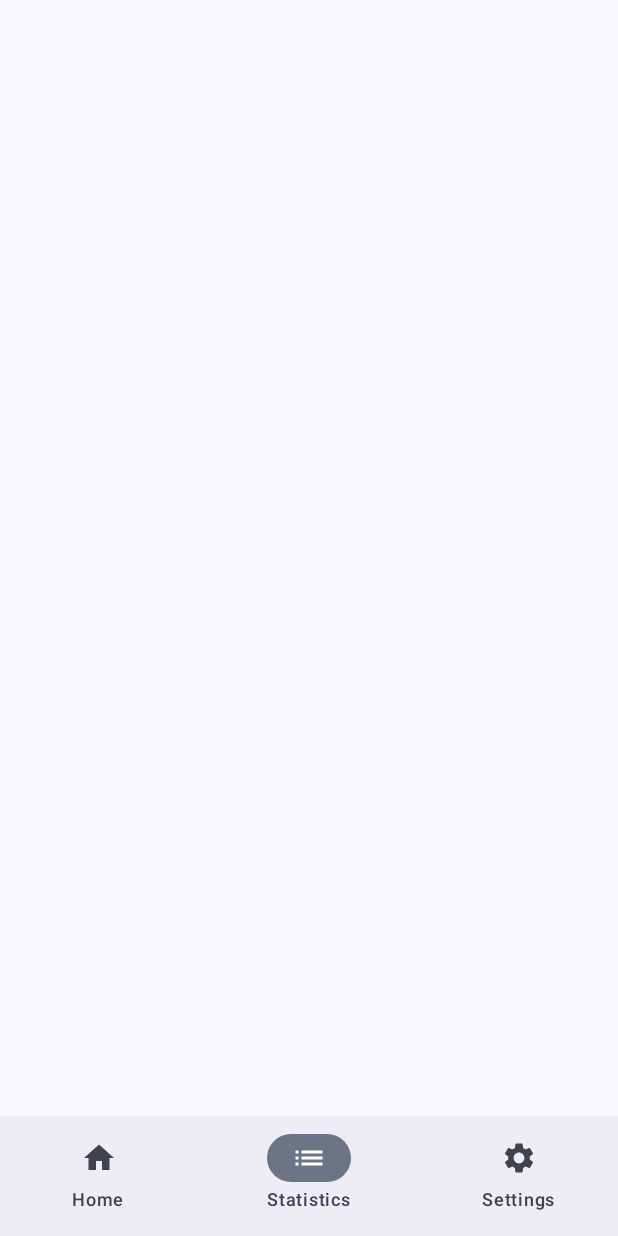
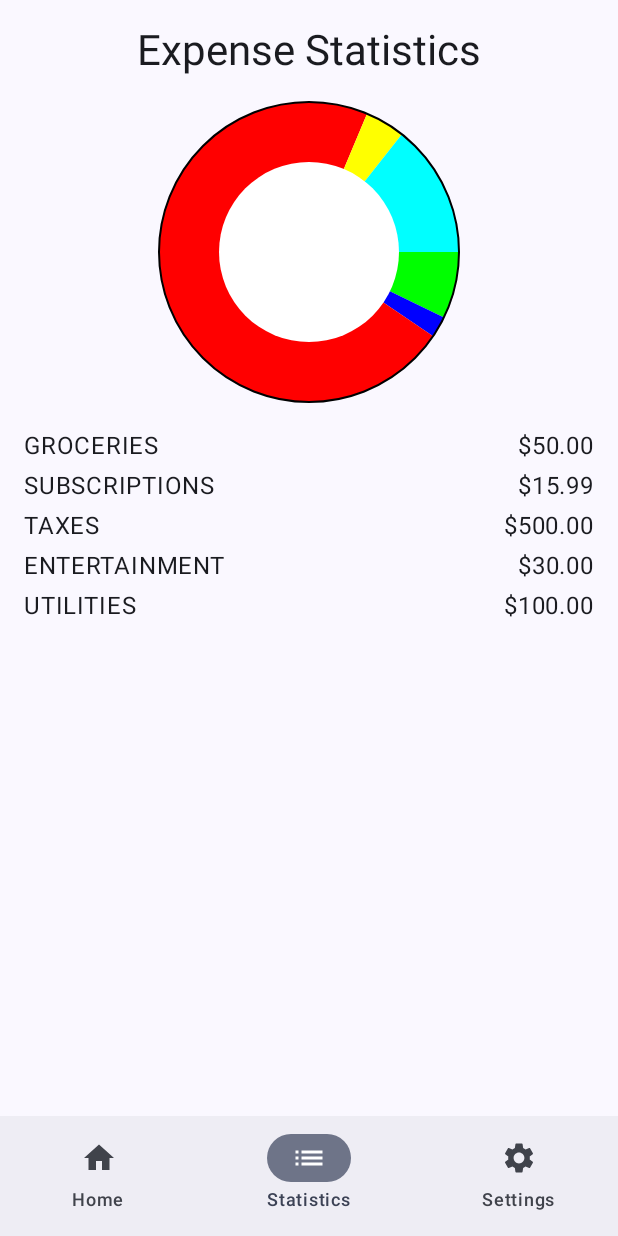
Before and after one commit to lamooon/PennyKeeper, an Android app built with Jetpack Compose: the screen it shows after launch (MainActivity), item 2 of the bottom bar chosen, on a phone screen of 412 x 824 dp. Run offline under Robolectric (Android 15) with nearby library versions, the phone set to English and light mode, and no system bars.

Commit message:
Added example code for Home and Statistics Activity

```diff
--- a/app/src/main/java/com/example/pennykeeper/MainActivity.kt
+++ b/app/src/main/java/com/example/pennykeeper/MainActivity.kt
@@ -1,26 +1,22 @@
 package com.example.pennykeeper
+
 
 import android.os.Bundle
 import androidx.activity.ComponentActivity
 import androidx.activity.compose.setContent
-import androidx.activity.enableEdgeToEdge
-import androidx.compose.foundation.layout.fillMaxSize
-import androidx.compose.foundation.layout.padding
-import androidx.compose.material3.Scaffold
-import androidx.compose.material3.Text
-import androidx.compose.runtime.Composable
-import androidx.compose.ui.Modifier
-import androidx.compose.ui.tooling.preview.Preview
-import com.example.pennykeeper.navigation.Navigation
+import com.example.pennykeeper.ui.navigation.Navigation
 import com.example.pennykeeper.ui.theme.PennykeeperTheme
+import com.example.pennykeeper.data.repository.ExpenseRepository
 
 class MainActivity : ComponentActivity() {
     override fun onCreate(savedInstanceState: Bundle?) {
         super.onCreate(savedInstanceState)
-        enableEdgeToEdge()
+
+        val expenseRepository = ExpenseRepository()
+
         setContent {
-            PennykeeperTheme {
-                Navigation()
+            PennykeeperTheme() {
+                Navigation(expenseRepository)
             }
         }
     }
--- /dev/null
+++ b/app/src/main/java/com/example/pennykeeper/data/model/Expense.kt
@@ -0,0 +1,20 @@
+package com.example.pennykeeper.data.model
+
+import java.util.Date
+
+data class Expense(
+    val id: Int,
+    val amount: Double,
+    val place: String,
+    val category: ExpenseCategory,
+    val date: Date
+)
+
+enum class ExpenseCategory {
+    GROCERIES,
+    SUBSCRIPTIONS,
+    TAXES,
+    ENTERTAINMENT,
+    UTILITIES,
+    OTHER
+}
--- /dev/null
+++ b/app/src/main/java/com/example/pennykeeper/data/repository/ExpenseRepository.kt
@@ -0,0 +1,36 @@
+package com.example.pennykeeper.data.repository
+
+
+import com.example.pennykeeper.data.model.Expense
+import com.example.pennykeeper.data.model.ExpenseCategory
+import kotlinx.coroutines.flow.Flow
+import kotlinx.coroutines.flow.MutableStateFlow
+import kotlinx.coroutines.flow.asStateFlow
+import java.util.Date
+
+class ExpenseRepository {
+    private val _expenses = MutableStateFlow<List<Expense>>(emptyList())
+    val expenses: Flow<List<Expense>> = _expenses.asStateFlow()
+
+    init {
+        // Need to load this via room DB
+        _expenses.value = listOf(
+            Expense(1, 50.0, "Wellcome", ExpenseCategory.GROCERIES, Date()),
+            Expense(2, 15.99, "Netflix", ExpenseCategory.SUBSCRIPTIONS, Date()),
+            Expense(3, 500.0, "IRS", ExpenseCategory.TAXES, Date()),
+            Expense(4, 30.0, "Cinema", ExpenseCategory.ENTERTAINMENT, Date()),
+            Expense(5, 100.0, "Electric Company", ExpenseCategory.UTILITIES, Date())
+        )
+    }
+
+    fun addExpense(expense: Expense) {
+        val updatedList = _expenses.value.toMutableList()
+        updatedList.add(expense)
+        _expenses.value = updatedList
+    }
+
+    fun getExpensesByCategory(): Map<ExpenseCategory, Double> {
+        return _expenses.value.groupBy { it.category }
+            .mapValues { (_, expenses) -> expenses.sumOf { it.amount } }
+    }
+}
--- a/app/src/main/java/com/example/pennykeeper/home/HomeScreen.kt
+++ /dev/null
@@ -1,27 +0,0 @@
-package com.example.pennykeeper.home
-
-import androidx.compose.foundation.layout.*
-import androidx.compose.material3.Button
-import androidx.compose.material3.Text
-import androidx.compose.runtime.Composable
-import androidx.compose.runtime.getValue
-import androidx.compose.runtime.livedata.observeAsState
-import androidx.compose.ui.Alignment
-import androidx.compose.ui.Modifier
-import androidx.compose.ui.unit.dp
-import androidx.lifecycle.viewmodel.compose.viewModel
-
-@Composable
-fun HomeScreen(homeViewModel: HomeViewModel = viewModel()) {
-    val homeData by homeViewModel.homeData.observeAsState("")
-
-    Box(modifier = Modifier.fillMaxSize(), contentAlignment = Alignment.Center) {
-        Column(horizontalAlignment = Alignment.CenterHorizontally) {
-            Text(homeData)
-            Spacer(modifier = Modifier.height(16.dp))
-            Button(onClick = { homeViewModel.refreshData() }) {
-                Text("Refresh Data")
-            }
-        }
-    }
-}
--- a/app/src/main/java/com/example/pennykeeper/home/HomeViewModel.kt
+++ /dev/null
@@ -1,27 +0,0 @@
-package com.example.pennykeeper.home
-
-import androidx.lifecycle.LiveData
-import androidx.lifecycle.MutableLiveData
-import androidx.lifecycle.ViewModel
-import androidx.lifecycle.viewModelScope
-import kotlinx.coroutines.launch
-
-class HomeViewModel : ViewModel() {
-    private val _homeData = MutableLiveData<String>()
-    val homeData: LiveData<String> = _homeData
-
-    init {
-        loadHomeData()
-    }
-
-    private fun loadHomeData() {
-        viewModelScope.launch {
-            // Simulate data loading
-            _homeData.value = "Welcome to the Home Screen!"
-        }
-    }
-
-    fun refreshData() {
-        loadHomeData()
-    }
-}
--- a/app/src/main/java/com/example/pennykeeper/settings/SettingsScreen.kt
+++ /dev/null
@@ -1,5 +0,0 @@
-package com.example.pennykeeper.settings
-
-class SettingsScreen {
-
-}
--- a/app/src/main/java/com/example/pennykeeper/stats/StatisticsScreen.kt
+++ /dev/null
@@ -1,5 +0,0 @@
-package com.example.pennykeeper.stats
-
-class StatisticsScreen {
-
-}
--- /dev/null
+++ b/app/src/main/java/com/example/pennykeeper/ui/home/HomeScreen.kt
@@ -0,0 +1,111 @@
+package com.example.pennykeeper.ui.home
+
+
+import androidx.compose.foundation.layout.*
+import androidx.compose.foundation.lazy.LazyColumn
+import androidx.compose.foundation.lazy.items
+import androidx.compose.material3.*
+import androidx.compose.runtime.*
+import androidx.compose.ui.Modifier
+import androidx.compose.ui.unit.dp
+import androidx.lifecycle.viewmodel.compose.viewModel
+import com.example.pennykeeper.data.model.Expense
+import com.example.pennykeeper.data.model.ExpenseCategory
+
+@Composable
+fun HomeScreen(homeViewModel: HomeViewModel = viewModel()) {
+    val expenses by homeViewModel.expenses.collectAsState()
+    var showAddExpenseDialog by remember { mutableStateOf(false) }
+
+    Column(modifier = Modifier.fillMaxSize().padding(16.dp)) {
+        Text(
+            text = "Expenses",
+            style = MaterialTheme.typography.headlineMedium,
+            modifier = Modifier.padding(bottom = 16.dp)
+        )
+        Button(onClick = { showAddExpenseDialog = true }) {
+            Text("Add Expense")
+        }
+        LazyColumn(modifier = Modifier.weight(1f)) {
+            items(expenses) { expense ->
+                ExpenseItem(expense)
+            }
+        }
+    }
+
+    if (showAddExpenseDialog) {
+        AddExpenseDialog(
+            onDismiss = { showAddExpenseDialog = false },
+            onAddExpense = { amount, place, category ->
+                homeViewModel.addExpense(amount, place, category)
+                showAddExpenseDialog = false
+            }
+        )
+    }
+}
+
+@Composable
+fun ExpenseItem(expense: Expense) {
+    Card(
+        modifier = Modifier
+            .fillMaxWidth()
+            .padding(vertical = 8.dp)
+    ) {
+        Column(modifier = Modifier.padding(16.dp)) {
+            Text(text = expense.place, style = MaterialTheme.typography.titleMedium)
+            Text(text = "Amount: $${expense.amount}", style = MaterialTheme.typography.bodyMedium)
+            Text(text = "Category: ${expense.category}", style = MaterialTheme.typography.bodyMedium)
+        }
+    }
+}
+
+@Composable
+fun AddExpenseDialog(onDismiss: () -> Unit, onAddExpense: (Double, String, ExpenseCategory) -> Unit) {
+    var amount by remember { mutableStateOf("") }
+    var place by remember { mutableStateOf("") }
+    var category by remember { mutableStateOf(ExpenseCategory.OTHER) }
+
+    AlertDialog(
+        onDismissRequest = onDismiss,
+        title = { Text("Add Expense") },
+        text = {
+            Column {
+                TextField(
+                    value = amount,
+                    onValueChange = { amount = it },
+                    label = { Text("Amount") }
+                )
+                TextField(
+                    value = place,
+                    onValueChange = { place = it },
+                    label = { Text("Place") }
+                )
+                DropdownMenu(
+                    expanded = false,
+                    onDismissRequest = { },
+                    modifier = Modifier.fillMaxWidth()
+                ) {
+                    ExpenseCategory.values().forEach { expenseCategory ->
+                        DropdownMenuItem(
+                            text = { Text(expenseCategory.name) },
+                            onClick = { category = expenseCategory }
+                        )
+                    }
+                }
+            }
+        },
+        confirmButton = {
+            Button(onClick = {
+                val amountDouble = amount.toDoubleOrNull() ?: 0.0
+                onAddExpense(amountDouble, place, category)
+            }) {
+                Text("Add")
+            }
+        },
+        dismissButton = {
+            Button(onClick = onDismiss) {
+                Text("Cancel")
+            }
+        }
+    )
+}
--- /dev/null
+++ b/app/src/main/java/com/example/pennykeeper/ui/home/HomeViewModel.kt
@@ -0,0 +1,35 @@
+package com.example.pennykeeper.ui.home
+
+import androidx.lifecycle.ViewModel
+import androidx.lifecycle.viewModelScope
+import com.example.pennykeeper.data.model.Expense
+import com.example.pennykeeper.data.model.ExpenseCategory
+import com.example.pennykeeper.data.repository.ExpenseRepository
+import kotlinx.coroutines.flow.MutableStateFlow
+import kotlinx.coroutines.flow.asStateFlow
+import kotlinx.coroutines.launch
+import java.util.Date
+
+class HomeViewModel(private val repository: ExpenseRepository) : ViewModel() {
+    private val _expenses = MutableStateFlow<List<Expense>>(emptyList())
+    val expenses = _expenses.asStateFlow()
+
+    init {
+        viewModelScope.launch {
+            repository.expenses.collect {
+                _expenses.value = it
+            }
+        }
+    }
+
+    fun addExpense(amount: Double, place: String, category: ExpenseCategory) {
+        val newExpense = Expense(
+            id = _expenses.value.size + 1,
+            amount = amount,
+            place = place,
+            category = category,
+            date = Date()
+        )
+        repository.addExpense(newExpense)
+    }
+}
--- a/app/src/main/java/com/example/pennykeeper/navigation/Navigation.kt
+++ b/app/src/main/java/com/example/pennykeeper/ui/navigation/Navigation.kt
@@ -1,45 +1,59 @@
-package com.example.pennykeeper.navigation
+package com.example.pennykeeper.ui.navigation
+
 
 import androidx.compose.foundation.layout.padding
+import androidx.compose.material.icons.Icons
+import androidx.compose.material.icons.automirrored.filled.List
+import androidx.compose.material.icons.filled.Home
+import androidx.compose.material.icons.filled.Settings
 import androidx.compose.material3.*
 import androidx.compose.runtime.Composable
 import androidx.compose.runtime.getValue
 import androidx.compose.ui.Modifier
 import androidx.compose.ui.graphics.vector.ImageVector
+import androidx.navigation.compose.NavHost
+import androidx.navigation.compose.composable
+import androidx.navigation.compose.rememberNavController
+import androidx.lifecycle.viewmodel.compose.viewModel
 import androidx.navigation.NavController
 import androidx.navigation.NavDestination.Companion.hierarchy
 import androidx.navigation.NavGraph.Companion.findStartDestination
-import androidx.navigation.compose.NavHost
-import androidx.navigation.compose.composable
 import androidx.navigation.compose.currentBackStackEntryAsState
-import androidx.navigation.compose.rememberNavController
-import androidx.compose.material.icons.Icons
-import androidx.compose.material.icons.filled.Home
-import androidx.compose.material.icons.filled.List
-import androidx.compose.material.icons.filled.Settings
-import com.example.pennykeeper.home.HomeScreen
-import com.example.pennykeeper.stats.StatisticsScreen
-import com.example.pennykeeper.settings.SettingsScreen
+import com.example.pennykeeper.ui.home.HomeScreen
+import com.example.pennykeeper.ui.home.HomeViewModel
+import com.example.pennykeeper.ui.stats.StatisticsScreen
+import com.example.pennykeeper.ui.stats.StatisticsViewModel
+import com.example.pennykeeper.ui.settings.SettingsScreen
+import com.example.pennykeeper.data.repository.ExpenseRepository
 
+@OptIn(ExperimentalMaterial3Api::class)
 @Composable
-fun Navigation() {
+fun Navigation(expenseRepository: ExpenseRepository) {
     val navController = rememberNavController()
     Scaffold(
         bottomBar = { BottomNavigationBar(navController) }
     ) { innerPadding ->
         NavHost(navController, startDestination = "home", Modifier.padding(innerPadding)) {
-            composable("home") { HomeScreen() }
-            composable("statistics") { StatisticsScreen() }
+            composable("home") {
+                val homeViewModel: HomeViewModel = viewModel { HomeViewModel(expenseRepository) }
+                HomeScreen(homeViewModel)
+            }
+            composable("statistics") {
+                val statisticsViewModel: StatisticsViewModel = viewModel { StatisticsViewModel(expenseRepository) }
+                StatisticsScreen(statisticsViewModel)
+            }
             composable("settings") { SettingsScreen() }
         }
     }
 }
 
+// BottomNavigationBar implementation remains the same
+
 @Composable
 fun BottomNavigationBar(navController: NavController) {
     val items = listOf(
         BottomNavItem("home", "Home", Icons.Default.Home),
-        BottomNavItem("statistics", "Statistics", Icons.Default.List),
+        BottomNavItem("statistics", "Statistics", Icons.AutoMirrored.Filled.List),
         BottomNavItem("settings", "Settings", Icons.Default.Settings)
     )
     NavigationBar {
--- /dev/null
+++ b/app/src/main/java/com/example/pennykeeper/ui/settings/SettingsScreen.kt
@@ -0,0 +1,5 @@
+package com.example.pennykeeper.ui.settings
+
+class SettingsScreen {
+
+}
--- /dev/null
+++ b/app/src/main/java/com/example/pennykeeper/ui/stats/StatisticsScreen.kt
@@ -0,0 +1,107 @@
+package com.example.pennykeeper.ui.stats
+
+
+import androidx.compose.foundation.Canvas
+import androidx.compose.foundation.layout.*
+import androidx.compose.material3.MaterialTheme
+import androidx.compose.material3.Text
+import androidx.compose.runtime.Composable
+import androidx.compose.runtime.collectAsState
+import androidx.compose.runtime.getValue
+import androidx.compose.ui.Alignment
+import androidx.compose.ui.Modifier
+import androidx.compose.ui.geometry.Offset
+import androidx.compose.ui.geometry.Size
+import androidx.compose.ui.graphics.Color
+import androidx.compose.ui.graphics.drawscope.Stroke
+import androidx.compose.ui.unit.dp
+import androidx.lifecycle.viewmodel.compose.viewModel
+import com.example.pennykeeper.data.model.ExpenseCategory
+
+@Composable
+fun StatisticsScreen(statisticsViewModel: StatisticsViewModel = viewModel()) {
+    val expensesByCategory by statisticsViewModel.expensesByCategory.collectAsState()
+
+    Column(
+        modifier = Modifier.fillMaxSize().padding(16.dp),
+        horizontalAlignment = Alignment.CenterHorizontally
+    ) {
+        Text(
+            text = "Expense Statistics",
+            style = MaterialTheme.typography.headlineMedium,
+            modifier = Modifier.padding(bottom = 16.dp)
+        )
+        PieChart(data = expensesByCategory)
+        ExpenseSummary(expensesByCategory)
+    }
+}
+
+@Composable
+fun PieChart(
+    data: Map<ExpenseCategory, Double>,
+    modifier: Modifier = Modifier
+) {
+    val total = data.values.sum()
+    var startAngle = 0f
+
+    Canvas(modifier = modifier.size(200.dp)) {
+        val radius = size.minDimension / 2
+        val center = Offset(size.width / 2, size.height / 2)
+
+        data.forEach { (category, amount) ->
+            val sweepAngle = 360f * (amount / total).toFloat()
+            drawArc(
+                color = getCategoryColor(category),
+                startAngle = startAngle,
+                sweepAngle = sweepAngle,
+                useCenter = true,
+                topLeft = Offset(center.x - radius, center.y - radius),
+                size = Size(radius * 2, radius * 2)
+            )
+            startAngle += sweepAngle
+        }
+
+        // Draw a white circle in the center for a donut effect
+        drawCircle(
+            color = Color.White,
+            radius = radius * 0.6f,
+            center = center
+        )
+
+        // Draw stroke around the pie chart
+        drawCircle(
+            color = Color.Black,
+            radius = radius,
+            center = center,
+            style = Stroke(width = 2f)
+        )
+    }
+}
+
+@Composable
+fun ExpenseSummary(expensesByCategory: Map<ExpenseCategory, Double>) {
+    Column(modifier = Modifier.padding(top = 16.dp)) {
+        expensesByCategory.forEach { (category, amount) ->
+            Row(
+                modifier = Modifier
+                    .fillMaxWidth()
+                    .padding(vertical = 4.dp),
+                horizontalArrangement = Arrangement.SpaceBetween
+            ) {
+                Text(text = category.name, style = MaterialTheme.typography.bodyLarge)
+                Text(text = "$${String.format("%.2f", amount)}", style = MaterialTheme.typography.bodyLarge)
+            }
+        }
+    }
+}
+
+fun getCategoryColor(category: ExpenseCategory): Color {
+    return when (category) {
+        ExpenseCategory.GROCERIES -> Color.Green
+        ExpenseCategory.SUBSCRIPTIONS -> Color.Blue
+        ExpenseCategory.TAXES -> Color.Red
+        ExpenseCategory.ENTERTAINMENT -> Color.Yellow
+        ExpenseCategory.UTILITIES -> Color.Cyan
+        ExpenseCategory.OTHER -> Color.Gray
+    }
+}
--- /dev/null
+++ b/app/src/main/java/com/example/pennykeeper/ui/stats/StatisticsViewModel.kt
@@ -0,0 +1,23 @@
+package com.example.pennykeeper.ui.stats
+
+
+import androidx.lifecycle.ViewModel
+import androidx.lifecycle.viewModelScope
+import com.example.pennykeeper.data.model.ExpenseCategory
+import com.example.pennykeeper.data.repository.ExpenseRepository
+import kotlinx.coroutines.flow.MutableStateFlow
+import kotlinx.coroutines.flow.asStateFlow
+import kotlinx.coroutines.launch
+
+class StatisticsViewModel(private val repository: ExpenseRepository) : ViewModel() {
+    private val _expensesByCategory = MutableStateFlow<Map<ExpenseCategory, Double>>(emptyMap())
+    val expensesByCategory = _expensesByCategory.asStateFlow()
+
+    init {
+        viewModelScope.launch {
+            repository.expenses.collect {
+                _expensesByCategory.value = repository.getExpensesByCategory()
+            }
+        }
+    }
+}
```
